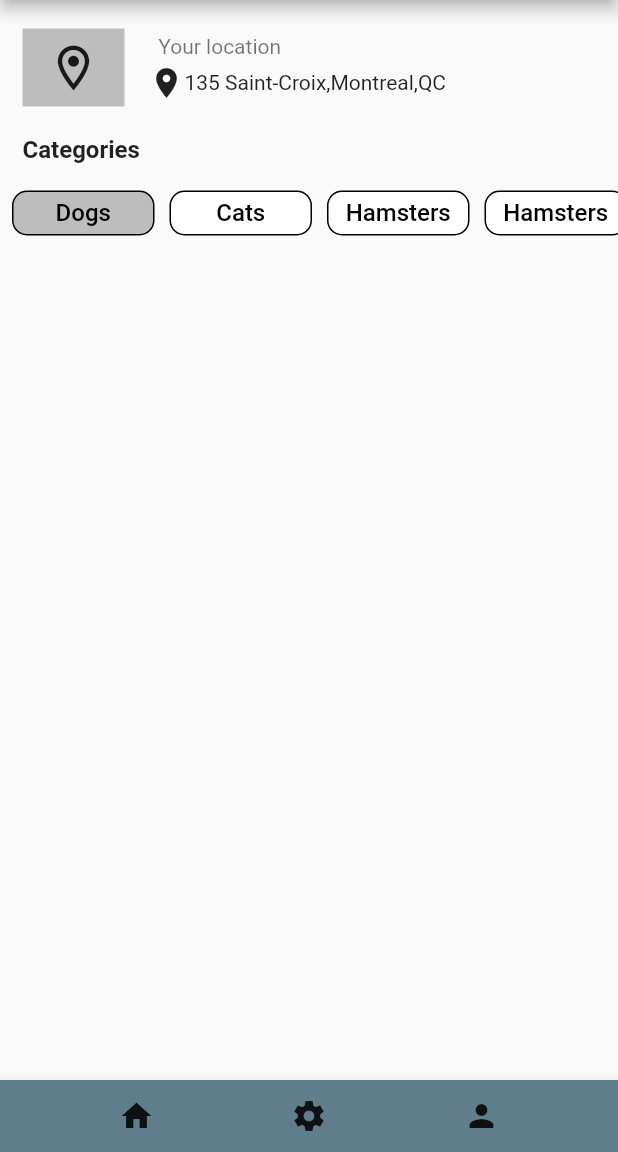
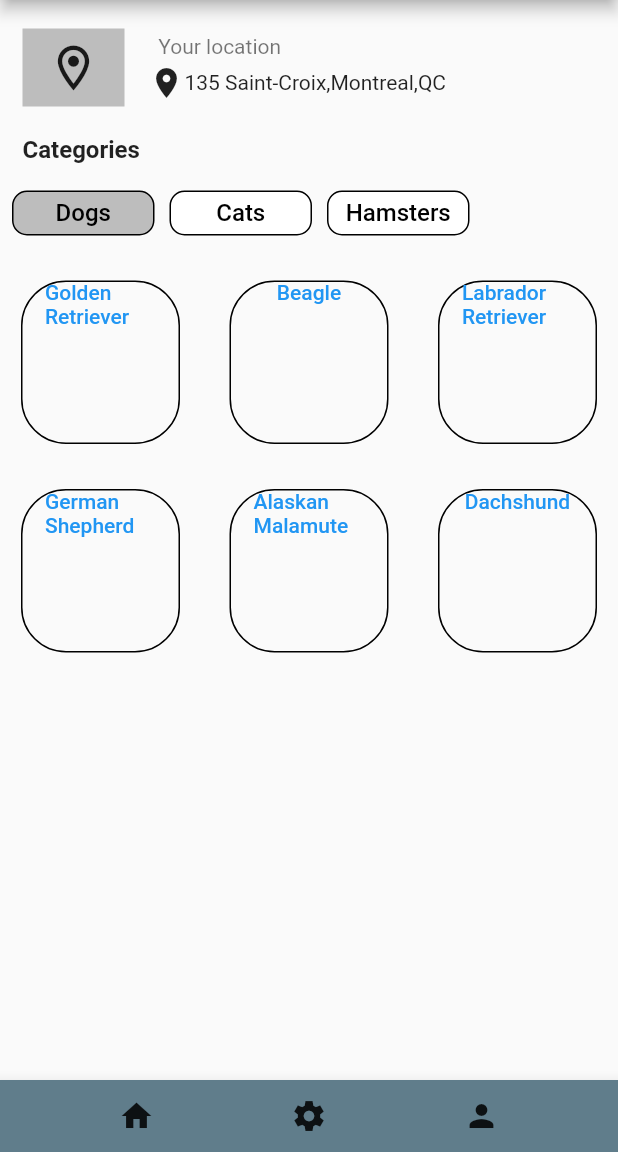
Before and after one commit to moonflaked/PetMatch, a Flutter app: the CategoryPage screen opened directly, on a phone screen of 412 x 824 dp, the part 84-1236 px from its top. Run offline on Flutter 3.47's test engine with Material 2 defaults, Android fonts, the phone set to English and light mode, and no system bars.

Commit message:
Added grid of containers (broken)

```diff
--- a/lib/category_page.dart
+++ b/lib/category_page.dart
@@ -146,11 +146,28 @@ class _CategoryScrollSectionState extends State<CategoryScrollSection>
     "Dogs",
     "Cats",
     "Hamsters",
-    "Hamsters",
-    "Hamsters",
-    "Hamsters",
-    "Hamsters",
   ];
+
+  static Map<String, List<String>> mapOfSpecies = {
+    "Dogs" : [
+      "Golden Retriever",
+      "Beagle",
+      "Labrador Retriever",
+      "German Shepherd",
+      "Alaskan Malamute",
+      "Dachshund"
+    ],
+    "Cats" : [
+      "Siamese Cat",
+      "British Shorthair",
+      "Maine Coon",
+    ],
+    "Hamsters" : [
+      "Golden Hamster",
+      "Roborovski dwarf hamster",
+      "Winter white dwarf hamster"
+    ]
+  };
 
   // This scroll controller is used to control the scrollbar on the category button section
   static ScrollController categoryScrollController = ScrollController();
@@ -208,8 +225,88 @@ class _CategoryScrollSectionState extends State<CategoryScrollSection>
                   }).toList()
               )
           )
-      )
+      ),
+      SizedBox(
+        width: MediaQuery.of(context).size.width,
+        height: 500,
+        child: TabBarView(
+          controller: categoryTabController,
+          children: listOfCategories.map((String categoryName) {
+            return ListView(
+              shrinkWrap: true,
+              children: [
+                GridView.builder(
+                  gridDelegate: const SliverGridDelegateWithMaxCrossAxisExtent(
+                    maxCrossAxisExtent: 200,
+                    crossAxisSpacing: 5,
+                    mainAxisSpacing: 5,
+                  ),
+                  shrinkWrap: true,
+                  itemCount: mapOfSpecies[categoryName]?.length,
+                  itemBuilder: (BuildContext pContext, int pIndex) {
+                    return SpeciesContainer(
+                      speciesName: mapOfSpecies[categoryName]![pIndex]
+                    );
+
+                  }
+                )
+              ],
+            );
+          }).toList()
+        )
+      ),
+
+
     ]);
+  }
+}
+
+class SpeciesContainer extends StatefulWidget {
+  final String speciesName;
+  const SpeciesContainer({super.key, required this.speciesName});
+
+  @override
+  State<SpeciesContainer> createState() => _SpeciesContainerState();
+}
+
+class _SpeciesContainerState extends State<SpeciesContainer> {
+  @override
+  Widget build(BuildContext context) {
+    return Container(
+      margin: const EdgeInsets.fromLTRB(
+          14.0,
+          20.0,
+          14.0,
+          5.0
+      ),
+      child: OutlinedButton(
+        onPressed: () {
+
+        },
+        child: Column(
+          children: [
+            Center(
+              child: Text(
+                widget.speciesName
+              )
+            )
+          ]
+        ),
+        style: ButtonStyle(
+          shape: MaterialStateProperty.all(
+            RoundedRectangleBorder(
+              borderRadius: BorderRadius.circular(30)
+            )
+          ),
+          side: MaterialStateProperty.all(
+            BorderSide(
+              width: 1
+            )
+          )
+        )
+      ),
+    );
+
   }
 }
 
@@ -226,7 +323,8 @@ Widget getCategoryTab(String categoryName, bool isSelected) {
             color: Colors.black,
           )),
       child: Center(
-        child: Text(categoryName,
+        child: Text(
+            categoryName,
             textAlign: TextAlign.center,
             style: const TextStyle(color: Colors.black, fontSize: 16)),
       ),
```
